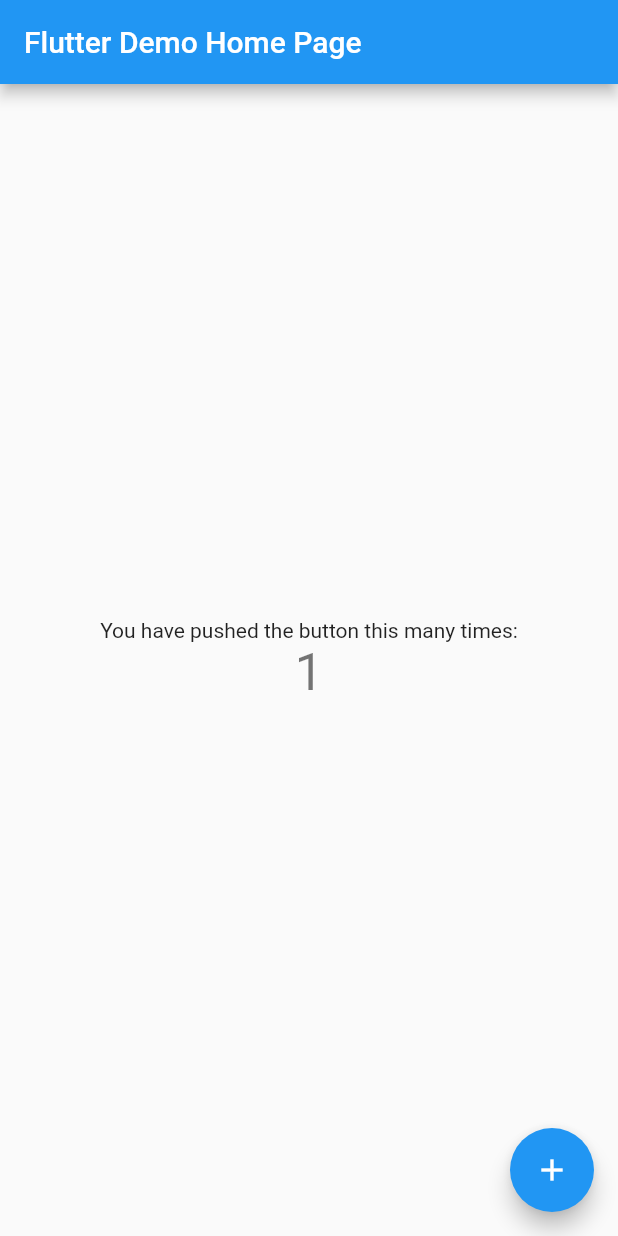
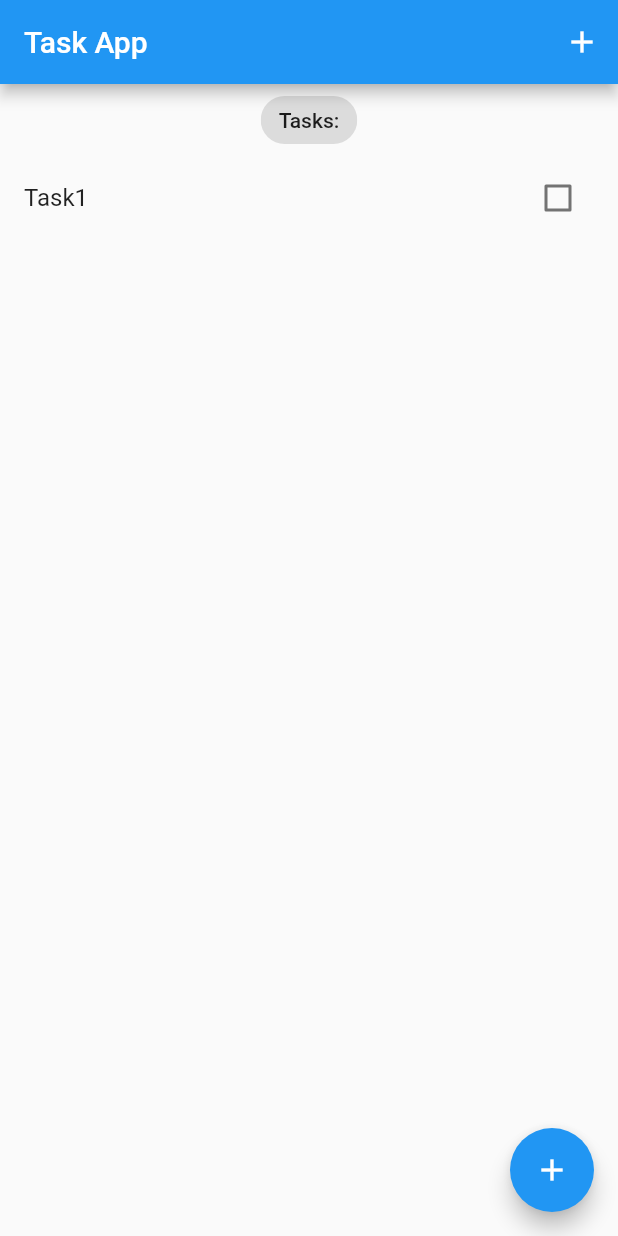
Before and after one commit to BrightCodersofRishtan/todo-app-with-bloc, a Flutter app: the screen it shows after launch, after a tap on the "add" icon, on a phone screen of 412 x 824 dp. Run offline on Flutter 3.47's test engine with Material 2 defaults, Android fonts, the phone set to English and light mode, and no system bars; our stand-ins replace bloc, equatable, flutter_bloc.

Commit message:
first v1

```diff
--- /dev/null
+++ b/lib/blocs/bloc/tasks_bloc.dart
@@ -0,0 +1,28 @@
+import 'package:bloc/bloc.dart';
+import 'package:equatable/equatable.dart';
+import 'package:flutter/material.dart';
+import 'package:todo_app/models/task.dart';
+
+part 'tasks_event.dart';
+part 'tasks_state.dart';
+
+class TasksBloc extends Bloc<TasksEvent, TasksState> {
+  TasksBloc() : super(const TasksState()) {
+    on<AddTask>(_onAddTask);
+    on<UpdateTask>(_onUpdateTask);
+    on<DeleteTask>(_onDeleteTask);
+  }
+
+  void _onAddTask(AddTask event, Emitter<TasksState> emitter) {
+    final state = this.state;
+    emit(
+      TasksState(
+        allTasks: List.from(state.allTasks)..add(event.task),
+      ),
+    );
+  }
+
+  void _onUpdateTask(UpdateTask event, Emitter<TasksState> emitter) {}
+
+  void _onDeleteTask(DeleteTask event, Emitter<TasksState> emitter) {}
+}
--- /dev/null
+++ b/lib/blocs/bloc/tasks_event.dart
@@ -0,0 +1,30 @@
+part of 'tasks_bloc.dart';
+
+abstract class TasksEvent extends Equatable {
+  const TasksEvent();
+
+  @override
+  List<Object> get props => [];
+}
+
+class AddTask extends TasksEvent {
+  final Task task;
+  const AddTask({required this.task});
+  @override
+  List<Object> get props => [task];
+}
+
+class UpdateTask extends TasksEvent {
+  final Task task;
+  const UpdateTask({required this.task});
+  @override
+  List<Object> get props => [task];
+}
+
+
+class DeleteTask extends TasksEvent {
+  final Task task;
+  const DeleteTask({required this.task});
+  @override
+  List<Object> get props => [task];
+}
--- /dev/null
+++ b/lib/blocs/bloc/tasks_state.dart
@@ -0,0 +1,11 @@
+part of 'tasks_bloc.dart';
+
+class TasksState extends Equatable {
+  final List<Task> allTasks;
+  const TasksState(
+    {this.allTasks=const <Task>[]}
+  );
+
+  @override
+  List<Object> get props => [];
+}
--- /dev/null
+++ b/lib/blocs/bloc_export.dart
@@ -0,0 +1,2 @@
+export './bloc/tasks_bloc.dart';
+export 'package:flutter_bloc/flutter_bloc.dart';
--- a/lib/main.dart
+++ b/lib/main.dart
@@ -1,115 +1,35 @@
+import 'dart:async';
+
 import 'package:flutter/material.dart';
+import 'package:todo_app/blocs/bloc_export.dart';
+import 'package:todo_app/models/task.dart';
+import 'package:todo_app/screens/screens.dart';
 
 void main() {
-  runApp(const MyApp());
+BlocOverrides.runZoned(
+    () {
+      runApp(const MyApp());
+    },
+  );
 }
+
 
 class MyApp extends StatelessWidget {
   const MyApp({super.key});
 
-  // This widget is the root of your application.
   @override
   Widget build(BuildContext context) {
-    return MaterialApp(
-      title: 'Flutter Demo',
-      theme: ThemeData(
-        // This is the theme of your application.
-        //
-        // Try running your application with "flutter run". You'll see the
-        // application has a blue toolbar. Then, without quitting the app, try
-        // changing the primarySwatch below to Colors.green and then invoke
-        // "hot reload" (press "r" in the console where you ran "flutter run",
-        // or simply save your changes to "hot reload" in a Flutter IDE).
-        // Notice that the counter didn't reset back to zero; the application
-        // is not restarted.
-        primarySwatch: Colors.blue,
+    return BlocProvider(
+      create: (context) => TasksBloc()..add(
+        AddTask(
+          task: Task(title: 'Task1'),),),
+      child: MaterialApp(
+        title: 'todo',
+        theme: ThemeData(
+          primarySwatch: Colors.blue,
+        ),
+        home: TaskScreen(),
       ),
-      home: const MyHomePage(title: 'Flutter Demo Home Page'),
     );
   }
 }
-
-class MyHomePage extends StatefulWidget {
-  const MyHomePage({super.key, required this.title});
-
-  // This widget is the home page of your application. It is stateful, meaning
-  // that it has a State object (defined below) that contains fields that affect
-  // how it looks.
-
-  // This class is the configuration for the state. It holds the values (in this
-  // case the title) provided by the parent (in this case the App widget) and
-  // used by the build method of the State. Fields in a Widget subclass are
-  // always marked "final".
-
-  final String title;
-
-  @override
-  State<MyHomePage> createState() => _MyHomePageState();
-}
-
-class _MyHomePageState extends State<MyHomePage> {
-  int _counter = 0;
-
-  void _incrementCounter() {
-    setState(() {
-      // This call to setState tells the Flutter framework that something has
-      // changed in this State, which causes it to rerun the build method below
-      // so that the display can reflect the updated values. If we changed
-      // _counter without calling setState(), then the build method would not be
-      // called again, and so nothing would appear to happen.
-      _counter++;
-    });
-  }
-
-  @override
-  Widget build(BuildContext context) {
-    // This method is rerun every time setState is called, for instance as done
-    // by the _incrementCounter method above.
-    //
-    // The Flutter framework has been optimized to make rerunning build methods
-    // fast, so that you can just rebuild anything that needs updating rather
-    // than having to individually change instances of widgets.
-    return Scaffold(
-      appBar: AppBar(
-        // Here we take the value from the MyHomePage object that was created by
-        // the App.build method, and use it to set our appbar title.
-        title: Text(widget.title),
-      ),
-      body: Center(
-        // Center is a layout widget. It takes a single child and positions it
-        // in the middle of the parent.
-        child: Column(
-          // Column is also a layout widget. It takes a list of children and
-          // arranges them vertically. By default, it sizes itself to fit its
-          // children horizontally, and tries to be as tall as its parent.
-          //
-          // Invoke "debug painting" (press "p" in the console, choose the
-          // "Toggle Debug Paint" action from the Flutter Inspector in Android
-          // Studio, or the "Toggle Debug Paint" command in Visual Studio Code)
-          // to see the wireframe for each widget.
-          //
-          // Column has various properties to control how it sizes itself and
-          // how it positions its children. Here we use mainAxisAlignment to
-          // center the children vertically; the main axis here is the vertical
-          // axis because Columns are vertical (the cross axis would be
-          // horizontal).
-          mainAxisAlignment: MainAxisAlignment.center,
-          children: <Widget>[
-            const Text(
-              'You have pushed the button this many times:',
-            ),
-            Text(
-              '$_counter',
-              style: Theme.of(context).textTheme.headline4,
-            ),
-          ],
-        ),
-      ),
-      floatingActionButton: FloatingActionButton(
-        onPressed: _incrementCounter,
-        tooltip: 'Increment',
-        child: const Icon(Icons.add),
-      ), // This trailing comma makes auto-formatting nicer for build methods.
-    );
-  }
-}
--- /dev/null
+++ b/lib/models/models.dart
@@ -0,0 +1 @@
+export 'task.dart';
--- /dev/null
+++ b/lib/models/task.dart
@@ -0,0 +1,50 @@
+import 'package:equatable/equatable.dart';
+
+class Task extends Equatable{
+  final String title;
+  bool? isDone;
+  bool? isDeleted;
+
+  Task({
+    required this.title,
+    this.isDone,
+    this.isDeleted,
+  }) {
+    isDone = isDone ?? false;
+    isDeleted = isDeleted ?? false;
+  }
+
+  Task copyWith({
+    String? title,
+    bool? isDone,
+    bool? isDeleted,
+  }) {
+    return Task(
+      title: title ?? this.title,
+      isDone: isDone ?? this.isDone,
+      isDeleted: isDeleted ?? this.isDeleted,
+    );
+  }
+
+  Map<String, dynamic> toMap() {
+    return <String, dynamic>{
+      'title': title,
+      'isDone': isDone,
+      'isDeleted': isDeleted,
+    };
+  }
+
+  factory Task.fromMap(Map<String, dynamic> map) {
+    return Task(
+      title: map['title'] ?? "",
+      isDone: map['isDone'],
+      isDeleted: map['isDeleted'],
+    );
+  }
+
+  @override
+  // TODO: implement props
+  List<Object?> get props => [
+    title,isDone,isDeleted
+  ];
+}
--- /dev/null
+++ b/lib/screens/screens.dart
@@ -0,0 +1 @@
+export 'task_screen.dart';
--- /dev/null
+++ b/lib/screens/task_screen.dart
@@ -0,0 +1,106 @@
+import 'package:flutter/material.dart';
+import 'package:todo_app/blocs/bloc_export.dart';
+import 'package:todo_app/models/task.dart';
+
+import 'package:todo_app/widgets/widgets.dart';
+
+class TaskScreen extends StatelessWidget {
+  TaskScreen({super.key});
+  TextEditingController titleController = TextEditingController();
+  void _addTask(BuildContext context) {
+    showModalBottomSheet(
+      context: context,
+      builder: (context) => SingleChildScrollView(
+        child: Container(
+          padding:
+              EdgeInsets.only(bottom: MediaQuery.of(context).viewInsets.bottom),
+          child: Container(
+            padding: const EdgeInsets.all(20.0),
+            child: AddTaskScreen(titleController: titleController),
+          ),
+        ),
+      ),
+    );
+  }
+
+  @override
+  Widget build(BuildContext context) {
+    return BlocBuilder<TasksBloc, TasksState>(
+      builder: (context, state) {
+        List<Task> tasksList = state.allTasks;
+        return Scaffold(
+          appBar: AppBar(title: const Text('Task App'), actions: [
+            IconButton(onPressed: () {}, icon: const Icon(Icons.add))
+          ]),
+          body: Column(
+            crossAxisAlignment: CrossAxisAlignment.center,
+            children: [
+              const Center(
+                child: Chip(
+                  label: Text(
+                    "Tasks:",
+                  ),
+                ),
+              ),
+              TasksList(tasksList: tasksList)
+            ],
+          ),
+          floatingActionButton: FloatingActionButton(
+            onPressed: () => _addTask(context),
+            tooltip: 'Add Task',
+            child: const Icon(Icons.add),
+          ),
+        );
+      },
+    );
+  }
+}
+
+class AddTaskScreen extends StatelessWidget {
+  const AddTaskScreen({
+    Key? key,
+    required this.titleController,
+  }) : super(key: key);
+
+  final TextEditingController titleController;
+
+  @override
+  Widget build(BuildContext context) {
+    return Column(
+      children: [
+        const Text(
+          'Add Task',
+          style: TextStyle(
+            fontSize: 24,
+          ),
+        ),
+        const SizedBox(height: 10),
+        TextField(
+          autofocus: true,
+          controller: titleController,
+          decoration: const InputDecoration(
+            label: Text('Title'),
+            border: OutlineInputBorder(),
+          ),
+        ),
+        Row(
+          mainAxisAlignment: MainAxisAlignment.spaceEvenly,
+          children: [
+            TextButton(
+              onPressed: () => Navigator.pop(context),
+              child: const Text('cansel'),
+            ),
+            ElevatedButton(
+              onPressed: () {
+                var task = Task(title: titleController.text);
+                context.read<TasksBloc>().add(AddTask(task: task));
+                Navigator.pop(context);
+              },
+              child: const Text('Add'),
+            ),
+          ],
+        ),
+      ],
+    );
+  }
+}
--- /dev/null
+++ b/lib/widgets/tasks_list.dart
@@ -0,0 +1,31 @@
+import 'package:flutter/material.dart';
+import 'package:todo_app/models/models.dart';
+
+class TasksList extends StatelessWidget {
+  const TasksList({
+    Key? key,
+    required this.tasksList,
+  }) : super(key: key);
+
+  final List<Task> tasksList;
+
+  @override
+  Widget build(BuildContext context) {
+    return Expanded(
+      child: ListView.builder(
+          itemCount: tasksList.length,
+          itemBuilder: (context, index) {
+            var task = tasksList[index];
+            return Expanded(
+              child: ListTile(
+                title: Text(task.title),
+                trailing: Checkbox(
+                  value: task.isDone,
+                  onChanged: (value) {},
+                ),
+              ),
+            );
+          }),
+    );
+  }
+}
--- /dev/null
+++ b/lib/widgets/widgets.dart
@@ -0,0 +1 @@
+export 'tasks_list.dart';
--- a/pubspec.yaml
+++ b/pubspec.yaml
@@ -36,6 +36,8 @@ dependencies:
   # The following adds the Cupertino Icons font to your application.
   # Use with the CupertinoIcons class for iOS style icons.
   cupertino_icons: ^1.0.2
+  flutter_bloc: ^8.1.1
+  equatable: ^2.0.5
 
 dev_dependencies:
   flutter_test:
```
Also changed, not shown: pubspec.lock.
